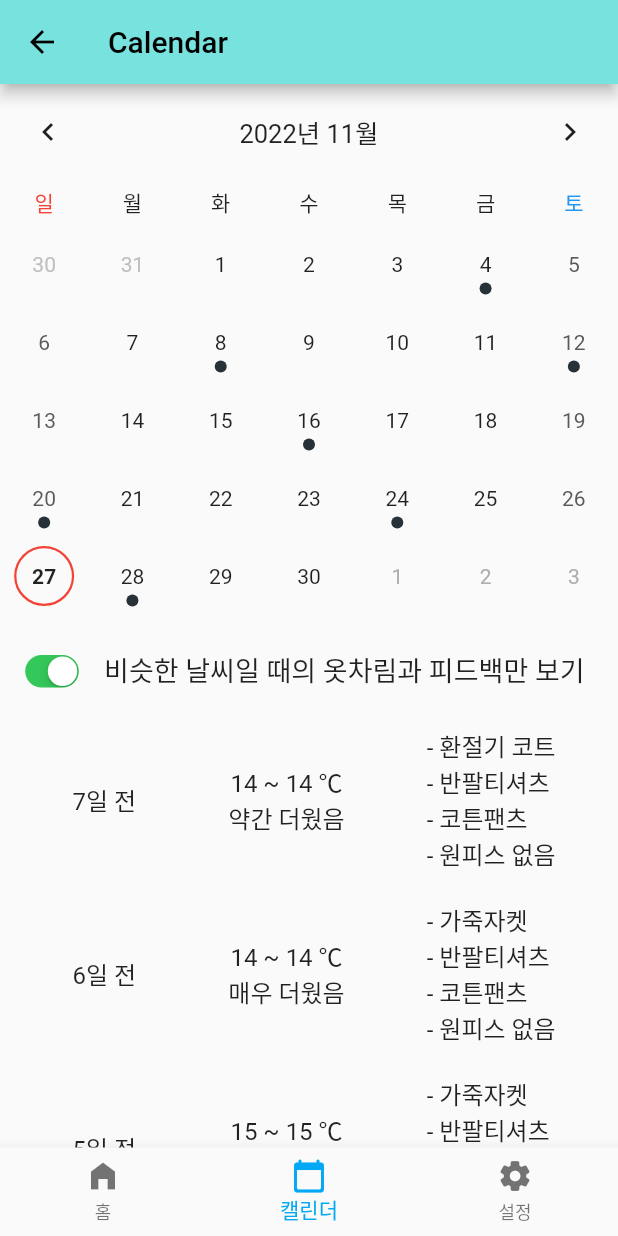
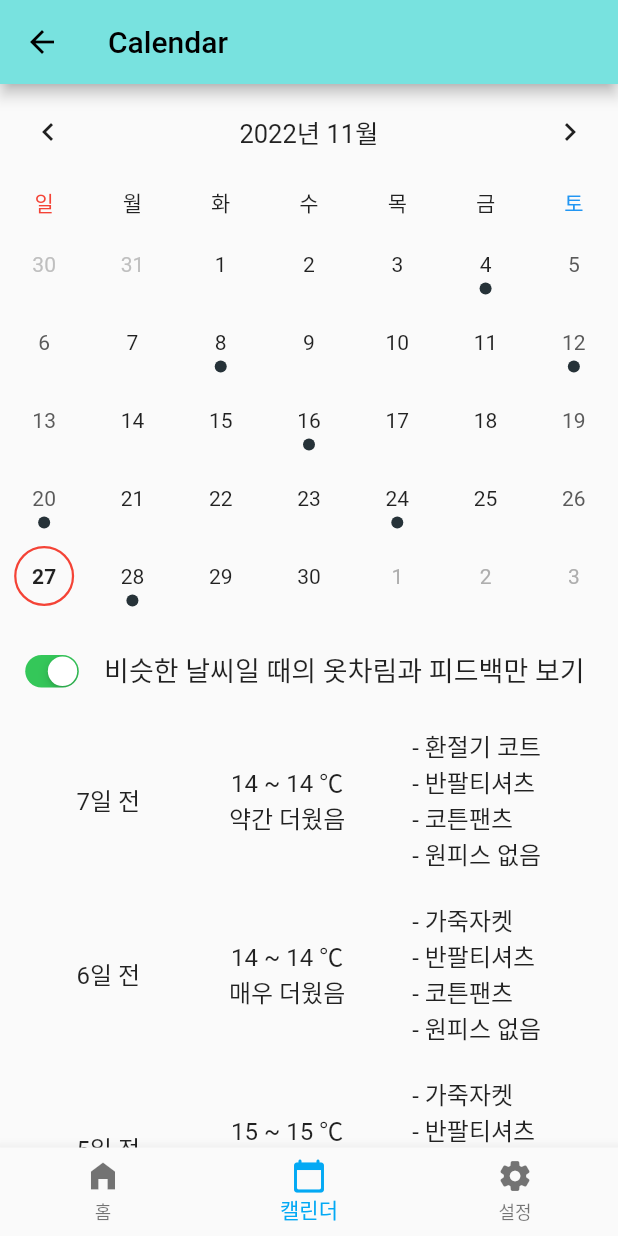
Before and after one commit to kuc00000/weather_clothing_app, a Flutter app: the CalendarPage screen opened by its route, on a phone screen of 412 x 824 dp. Run offline on Flutter 3.47's test engine with Material 2 defaults, Android fonts, the phone set to English and light mode, and no system bars; drawn by our look-alikes of table_calendar; our stand-ins replace geolocator.

Commit message:
[ui] CalendarPage ui 간격 조정

```diff
--- a/lib/CalendarPage.dart
+++ b/lib/CalendarPage.dart
@@ -187,7 +187,7 @@ class _WeekClothListState extends State<WeekClothList> {
                   mainAxisAlignment: MainAxisAlignment.spaceEvenly,
                   children: [
                     Container(
-                      width: 120,
+                      width: 110,
                       alignment: Alignment.center,
                       child: Text('${(7 - index).toString()}일 전',
                         style: TextStyle(
@@ -198,7 +198,7 @@ class _WeekClothListState extends State<WeekClothList> {
                     Column(
                       children: [
                         Container(
-                          width: 120,
+                          width: 110,
                           alignment: Alignment.center,
                           child: Column(
                             children: [
@@ -217,14 +217,17 @@ class _WeekClothListState extends State<WeekClothList> {
                         ),
                       ],
                     ),
+                    SizedBox(
+                      width: 10,
+                    ),
                     Column(
                       children: [
                         SizedBox(
                           height: 10,
                         ),
                         Container(
-                          width: 150,
-                          alignment: Alignment.center,
+                          width: 120,
+                          alignment: Alignment.centerLeft,
                           child: Column(
                             crossAxisAlignment: CrossAxisAlignment.start,
                             children: [
```
